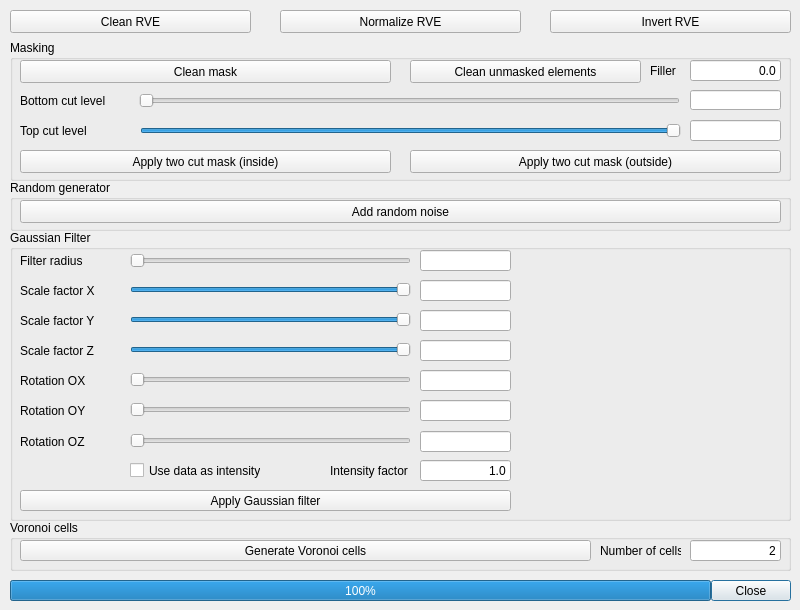
This is RandomFieldGenerator/UI/volumeglrenderrveeditdialog.ui in NazariyJaworskiGitHub/physicalenvironmentdesign as Qt 5 draws it before an edit. The edited form follows.
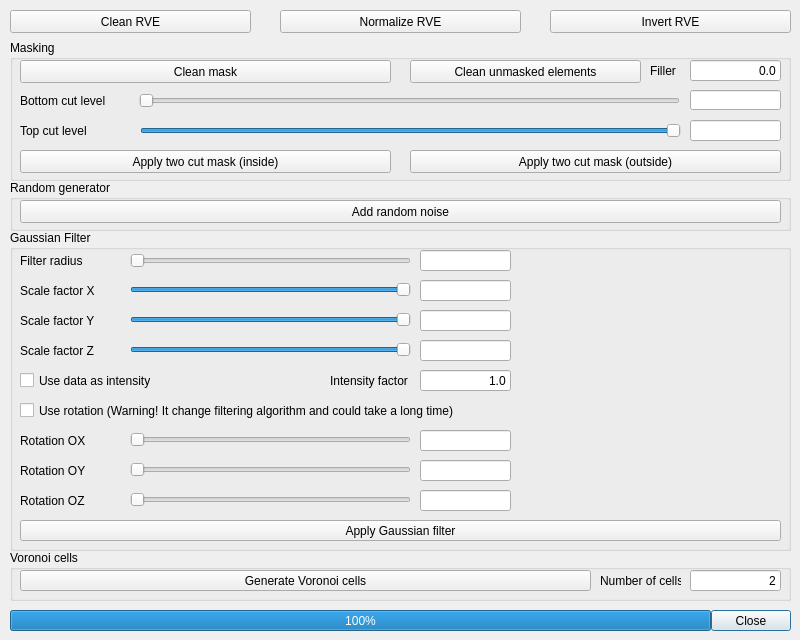
This is the edited form.

Commit message:
Filter rotation bug fixing, Ellipsoids generation;
Separable filter + non-separable rotatable filter;
OpenCL random oriented ellipsoids generation with masking;
Voronoi cells masking;

What changed in the file:
```diff
--- a/RandomFieldGenerator/UI/volumeglrenderrveeditdialog.ui
+++ b/RandomFieldGenerator/UI/volumeglrenderrveeditdialog.ui
@@ -10,7 +10,7 @@
     <x>0</x>
     <y>0</y>
     <width>800</width>
-    <height>610</height>
+    <height>640</height>
    </rect>
   </property>
   <property name="windowTitle">
@@ -26,7 +26,7 @@
    <property name="geometry">
     <rect>
      <x>10</x>
-     <y>580</y>
+     <y>610</y>
      <width>781</width>
      <height>21</height>
     </rect>
@@ -44,7 +44,7 @@
      <x>10</x>
      <y>230</y>
      <width>781</width>
-     <height>291</height>
+     <height>321</height>
     </rect>
    </property>
    <property name="title">
@@ -54,8 +54,8 @@
     <property name="geometry">
      <rect>
       <x>10</x>
-      <y>260</y>
-      <width>491</width>
+      <y>290</y>
+      <width>761</width>
       <height>21</height>
      </rect>
     </property>
@@ -267,8 +267,8 @@
    <widget class="QCheckBox" name="UseDataAsIntensityCheckBox">
     <property name="geometry">
      <rect>
-      <x>120</x>
-      <y>230</y>
+      <x>10</x>
+      <y>140</y>
       <width>131</width>
       <height>21</height>
      </rect>
@@ -281,7 +281,7 @@
     <property name="geometry">
      <rect>
       <x>320</x>
-      <y>230</y>
+      <y>140</y>
       <width>81</width>
       <height>21</height>
      </rect>
@@ -294,7 +294,7 @@
     <property name="geometry">
      <rect>
       <x>410</x>
-      <y>230</y>
+      <y>140</y>
       <width>91</width>
       <height>21</height>
      </rect>
@@ -316,7 +316,7 @@
     <property name="geometry">
      <rect>
       <x>10</x>
-      <y>140</y>
+      <y>200</y>
       <width>101</width>
       <height>21</height>
      </rect>
@@ -329,7 +329,7 @@
     <property name="geometry">
      <rect>
       <x>120</x>
-      <y>139</y>
+      <y>199</y>
       <width>281</width>
       <height>21</height>
      </rect>
@@ -351,7 +351,7 @@
     <property name="geometry">
      <rect>
       <x>410</x>
-      <y>140</y>
+      <y>200</y>
       <width>91</width>
       <height>21</height>
      </rect>
@@ -367,7 +367,7 @@
     <property name="geometry">
      <rect>
       <x>10</x>
-      <y>170</y>
+      <y>230</y>
       <width>101</width>
       <height>21</height>
      </rect>
@@ -380,7 +380,7 @@
     <property name="geometry">
      <rect>
       <x>120</x>
-      <y>169</y>
+      <y>229</y>
       <width>281</width>
       <height>21</height>
      </rect>
@@ -402,7 +402,7 @@
     <property name="geometry">
      <rect>
       <x>410</x>
-      <y>170</y>
+      <y>230</y>
       <width>91</width>
       <height>21</height>
      </rect>
@@ -418,7 +418,7 @@
     <property name="geometry">
      <rect>
       <x>410</x>
-      <y>201</y>
+      <y>260</y>
       <width>91</width>
       <height>21</height>
      </rect>
@@ -434,7 +434,7 @@
     <property name="geometry">
      <rect>
       <x>10</x>
-      <y>201</y>
+      <y>260</y>
       <width>101</width>
       <height>21</height>
      </rect>
@@ -447,7 +447,7 @@
     <property name="geometry">
      <rect>
       <x>120</x>
-      <y>200</y>
+      <y>259</y>
       <width>281</width>
       <height>21</height>
      </rect>
@@ -465,12 +465,25 @@
      <enum>Qt::Horizontal</enum>
     </property>
    </widget>
+   <widget class="QCheckBox" name="UseRotationsCheckBox">
+    <property name="geometry">
+     <rect>
+      <x>10</x>
+      <y>170</y>
+      <width>491</width>
+      <height>21</height>
+     </rect>
+    </property>
+    <property name="text">
+     <string>Use rotation (Warning! It change filtering algorithm and could take a long time)</string>
+    </property>
+   </widget>
   </widget>
   <widget class="QProgressBar" name="progressBar">
    <property name="geometry">
     <rect>
      <x>10</x>
-     <y>580</y>
+     <y>610</y>
      <width>701</width>
      <height>21</height>
     </rect>
@@ -750,7 +763,7 @@
    <property name="geometry">
     <rect>
      <x>10</x>
-     <y>520</y>
+     <y>550</y>
      <width>781</width>
      <height>51</height>
     </rect>
```
The commit also changes 9 other files.
